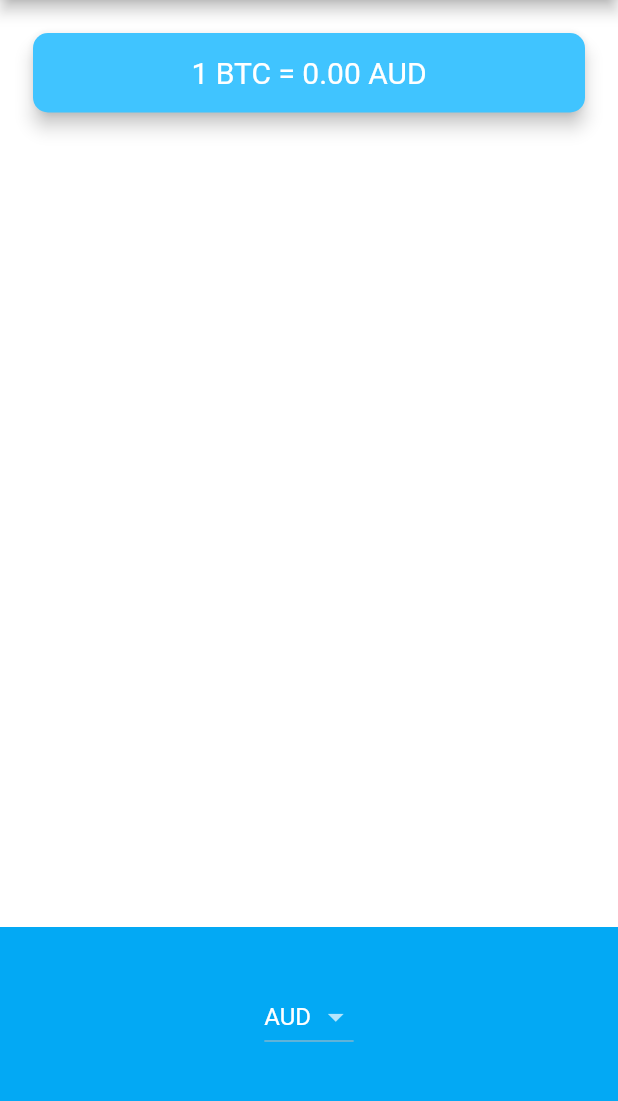
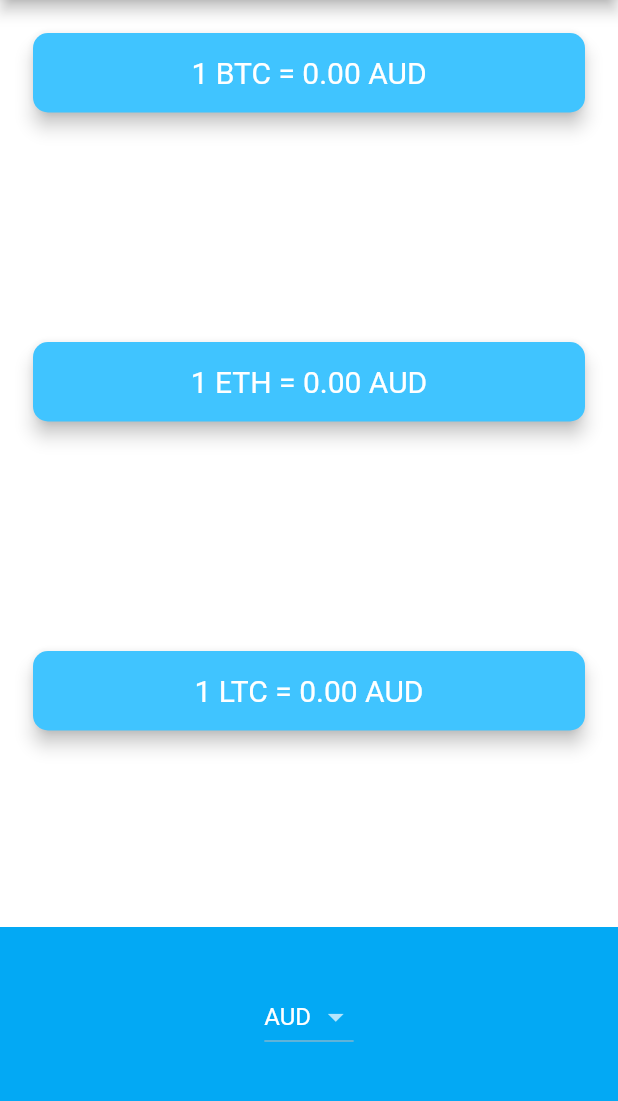
Before and after one commit to SultanCse/bit_coin_ticker_new, a Flutter app: the screen it shows after launch, on a phone screen of 412 x 824 dp, the part 84-1185 px from its top. Run offline on Flutter 3.47's test engine with Material 2 defaults, Android fonts, the phone set to English and light mode, and no system bars; network calls fail.

```diff
--- a/lib/price_screen.dart
+++ b/lib/price_screen.dart
@@ -91,26 +91,20 @@ class _PriceScreenState extends State<PriceScreen> {
         mainAxisAlignment: MainAxisAlignment.spaceBetween,
         crossAxisAlignment: CrossAxisAlignment.stretch,
         children: <Widget>[
-          Padding(
-            padding: const EdgeInsets.fromLTRB(18.0, 18.0, 18.0, 0),
-            child: Card(
-              color: Colors.lightBlueAccent,
-              elevation: 5.0,
-              shape: RoundedRectangleBorder(
-                borderRadius: BorderRadius.circular(10.0),
-              ),
-              child: Padding(
-                padding: EdgeInsets.symmetric(vertical: 15.0, horizontal: 28.0),
-                child: Text(
-                  '1 BTC = ${usd.toStringAsFixed(2)} $selectedItemValue',
-                  textAlign: TextAlign.center,
-                  style: const TextStyle(
-                    fontSize: 20.0,
-                    color: Colors.white,
-                  ),
-                ),
-              ),
-            ),
+          DataCard(
+            usd: usd,
+            selectedItemValue: selectedItemValue,
+            crypto: cryptoList[0],
+          ),
+          DataCard(
+            usd: usd,
+            selectedItemValue: selectedItemValue,
+            crypto: cryptoList[1],
+          ),
+          DataCard(
+            usd: usd,
+            selectedItemValue: selectedItemValue,
+            crypto: cryptoList[2],
           ),
           Container(
             height: 150.0,
@@ -124,3 +118,46 @@ class _PriceScreenState extends State<PriceScreen> {
     );
   }
 }
+
+class DataCard extends StatefulWidget {
+  const DataCard({
+    Key? key,
+    required this.usd,
+    required this.selectedItemValue,
+    this.crypto = "BTC",
+  }) : super(key: key);
+
+  final double usd;
+  final String selectedItemValue;
+  final String crypto;
+
+  @override
+  State<DataCard> createState() => _DataCardState();
+}
+
+class _DataCardState extends State<DataCard> {
+  @override
+  Widget build(BuildContext context) {
+    return Padding(
+      padding: const EdgeInsets.fromLTRB(18.0, 18.0, 18.0, 0),
+      child: Card(
+        color: Colors.lightBlueAccent,
+        elevation: 5.0,
+        shape: RoundedRectangleBorder(
+          borderRadius: BorderRadius.circular(10.0),
+        ),
+        child: Padding(
+          padding: EdgeInsets.symmetric(vertical: 15.0, horizontal: 28.0),
+          child: Text(
+            '1 ${widget.crypto} = ${widget.usd.toStringAsFixed(2)} ${widget.selectedItemValue}',
+            textAlign: TextAlign.center,
+            style: const TextStyle(
+              fontSize: 20.0,
+              color: Colors.white,
+            ),
+          ),
+        ),
+      ),
+    );
+  }
+}
```
